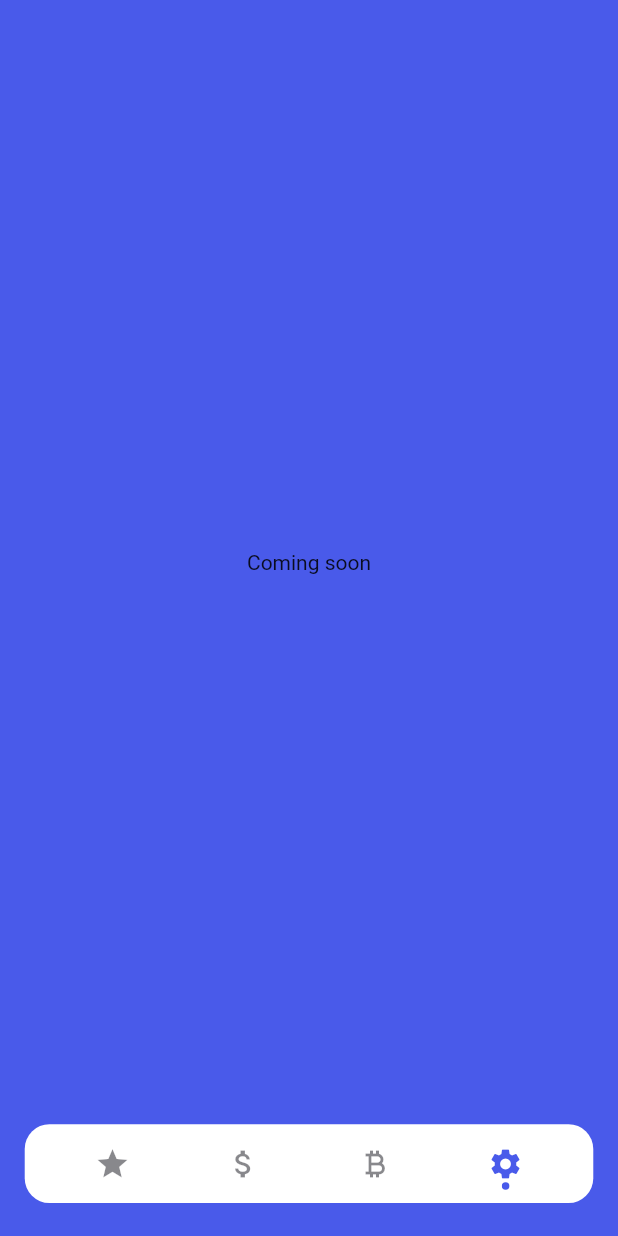
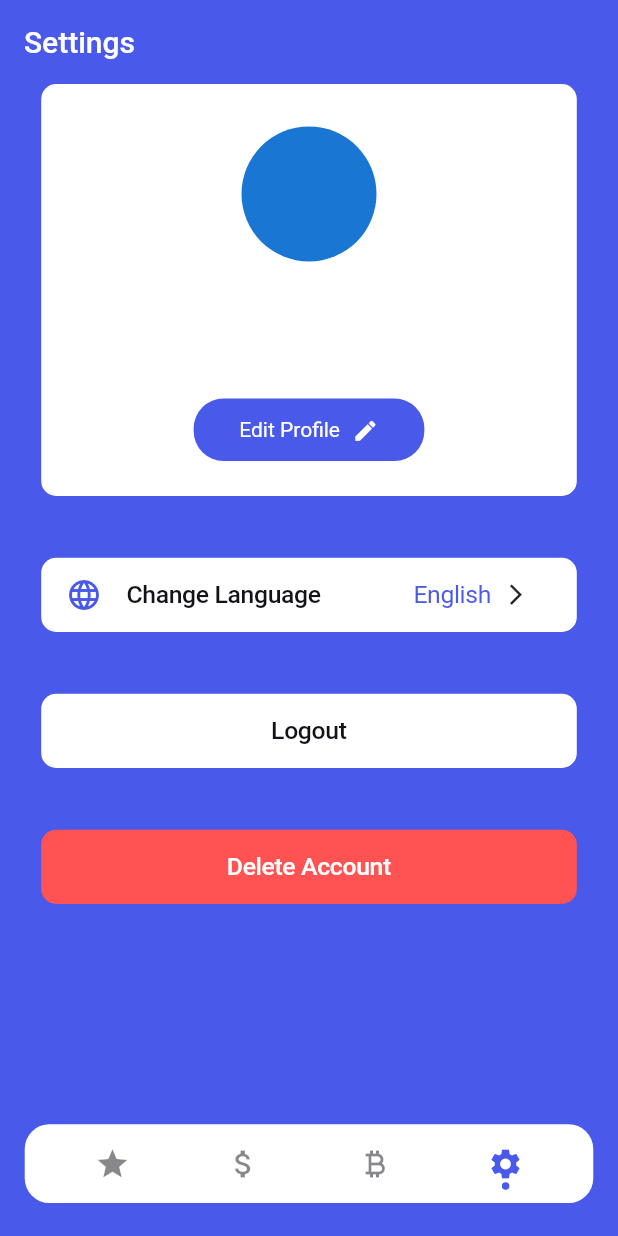
Before and after one commit to yagizdo/crypto_tracker_app, a Flutter app: the screen it shows once a user with an empty profile is signed in, item 4 of the bottom bar chosen, on a phone screen of 412 x 824 dp. Run offline on Flutter 3.47's test engine with Material 2 defaults, Android fonts, the phone set to English and light mode, and no system bars; drawn by our look-alikes of dot_navigation_bar; our stand-ins replace bloc, cloud_firestore, dio, easy_localization, firebase_auth, firebase_core and 6 more; missing offline and left inert: sign_button; accounts and stored records are empty; generated files the repository leaves out were written again; network calls fail.

Commit message:
added: Settings view

```diff
--- a/lib/utils/app_constants.dart
+++ b/lib/utils/app_constants.dart
@@ -1,5 +1,11 @@
 import 'package:crypto_tracker/utils/extensions/context_extension.dart';
 import 'package:flutter/material.dart';
+
+/// This is locale map for the app.
+final localesMap = {
+  'en': 'English',
+  'tr': 'Türkçe',
+};
 
 /// Screen-width %1
 SizedBox height1Per({required BuildContext context}) {
--- a/lib/utils/app_textstyles.dart
+++ b/lib/utils/app_textstyles.dart
@@ -92,4 +92,26 @@ class AppTextStyle {
       overflow: TextOverflow.ellipsis,
     );
   }
+
+
+  // Settings
+  static TextStyle settingsCardTitle({Color? titleColor}) {
+    return TextStyle(
+      color: titleColor ?? AppColors.blackBackground,
+      fontSize: 15.sp,
+      fontWeight: FontWeight.w500,
+      letterSpacing: -0.2.sp,
+      overflow: TextOverflow.ellipsis,
+    );
+  }
+
+  static TextStyle settingsCardLangCodeTxt() {
+    return TextStyle(
+      color: AppColors.blueBackground,
+      fontSize: 15.sp,
+      fontWeight: FontWeight.w400,
+      letterSpacing: -0.2.sp,
+      overflow: TextOverflow.ellipsis,
+    );
+  }
 }
--- a/lib/views/base_view.dart
+++ b/lib/views/base_view.dart
@@ -3,6 +3,7 @@ import 'dart:async';
 import 'package:crypto_tracker/services/navigation_service.dart';
 import 'package:crypto_tracker/views/currency_view.dart';
 import 'package:crypto_tracker/views/home_view.dart';
+import 'package:crypto_tracker/views/settings_view.dart';
 import 'package:crypto_tracker/widgets/main_widgets/main_layout.dart';
 import 'package:crypto_tracker/widgets/main_widgets/main_navbar.dart';
 import 'package:dot_navigation_bar/dot_navigation_bar.dart';
@@ -72,9 +73,7 @@ class _BaseViewState extends State<BaseView> {
           child: Text('Coming soon'),
         );
       case 3:
-        return const Center(
-          child: Text('Coming soon'),
-        );
+        return const SettingsView();
       default:
         return const HomeView();
     }
--- a/lib/views/home_view.dart
+++ b/lib/views/home_view.dart
@@ -21,7 +21,6 @@ class _HomeViewState extends State<HomeView> {
   @override
   Widget build(BuildContext context) {
     return MainLayout(
-      appBar: _buildHomeAppBar(),
       content: Center(
         child: Text(
           'Home',
@@ -30,32 +29,4 @@ class _HomeViewState extends State<HomeView> {
       ),
     );
   }
-
-  PreferredSizeWidget _buildHomeAppBar() {
-    return AppBar(
-      backgroundColor: Colors.transparent,
-      elevation: 0,
-      title: Text(
-        'Home',
-        style: TextStyle(
-          color: AppColors.white,
-          fontSize: 30.sp,
-          fontWeight: FontWeight.w600,
-        ),
-      ),
-      actions: [
-        Padding(
-          padding: EdgeInsets.only(right: 10.w),
-          child: TapWrapper(onTap: () async {
-            if (_authService.currentUser != null) {
-              await _authService.logout();
-              if (!mounted) return;
-              Navigator.pushReplacement(context, MaterialPageRoute(builder: (context) => OnboardingView()));
-
-            }
-          }, child: const Icon(Icons.logout)),
-        )
-      ],
-    );
-  }
 }
--- /dev/null
+++ b/lib/views/settings_view.dart
@@ -0,0 +1,23 @@
+import 'package:crypto_tracker/widgets/main_widgets/main_layout.dart';
+import 'package:crypto_tracker/widgets/settings/settings_content.dart';
+import 'package:flutter/material.dart';
+
+class SettingsView extends StatelessWidget {
+  const SettingsView({Key? key}) : super(key: key);
+
+  @override
+  Widget build(BuildContext context) {
+    return MainLayout(
+      appBar: _buildAppBar(),
+      content: SettingsContent(),
+    );
+  }
+
+  AppBar _buildAppBar() {
+    return AppBar(
+      backgroundColor: Colors.transparent,
+      elevation: 0,
+      title: const Text('Settings'),
+    );
+  }
+}
--- /dev/null
+++ b/lib/widgets/settings/settings_card.dart
@@ -0,0 +1,80 @@
+import 'package:crypto_tracker/utils/app_constants.dart';
+import 'package:crypto_tracker/utils/app_textstyles.dart';
+import 'package:crypto_tracker/widgets/main_widgets/tapWrapper.dart';
+import 'package:flutter/material.dart';
+import 'package:flutter_screenutil/flutter_screenutil.dart';
+
+import '../../utils/app_colors.dart';
+
+class SettingsCard extends StatelessWidget {
+  const SettingsCard({
+    Key? key,
+    required this.title,
+    required this.onTap,
+    this.content,
+    this.actionBtn,
+    this.isLoading = false,
+    this.backgroundColor,
+    this.icon,
+    this.isCenterText = false,
+    this.titleColor,
+  }) : super(key: key);
+  final String title;
+  final Widget? content;
+  final Widget? actionBtn;
+  final VoidCallback onTap;
+  final bool isCenterText;
+  final Widget? icon;
+  final bool isLoading;
+  final Color? titleColor;
+  final Color? backgroundColor;
+  @override
+  Widget build(BuildContext context) {
+    return TapWrapper(
+      onTap: onTap,
+      child: Padding(
+        padding: EdgeInsets.symmetric(horizontal: 25.w),
+        child: Container(
+          height: 45.w,
+          alignment: Alignment.center,
+          width: double.infinity,
+          decoration: BoxDecoration(
+            color: backgroundColor ?? AppColors.white,
+            borderRadius: BorderRadius.circular(10),
+          ),
+          child: Row(
+            mainAxisAlignment: isCenterText
+                ? MainAxisAlignment.center
+                : MainAxisAlignment.spaceBetween,
+            children: [
+              isLoading
+                  ? CircularProgressIndicator(
+                      color: titleColor,
+                    )
+                  : Row(
+                      mainAxisAlignment: MainAxisAlignment.spaceBetween,
+                      children: [
+                        isCenterText
+                            ? const SizedBox()
+                            : width4Per(context: context),
+                        icon ?? const SizedBox(),
+                        isCenterText
+                            ? const SizedBox()
+                            : width4Per(context: context),
+                        Text(title,
+                            style: AppTextStyle.settingsCardTitle(
+                                titleColor: titleColor)),
+                        isCenterText
+                            ? const SizedBox()
+                            : width15Per(context: context),
+                        content ?? const SizedBox()
+                      ],
+                    ),
+              actionBtn ?? const SizedBox(),
+            ],
+          ),
+        ),
+      ),
+    );
+  }
+}
--- /dev/null
+++ b/lib/widgets/settings/settings_content.dart
@@ -0,0 +1,161 @@
+import 'package:crypto_tracker/utils/app_colors.dart';
+import 'package:crypto_tracker/utils/app_constants.dart';
+import 'package:crypto_tracker/utils/app_textstyles.dart';
+import 'package:crypto_tracker/widgets/main_widgets/tapWrapper.dart';
+import 'package:crypto_tracker/widgets/settings/settings_card.dart';
+import 'package:easy_localization/easy_localization.dart';
+import 'package:flutter/material.dart';
+import 'package:flutter_screenutil/flutter_screenutil.dart';
+
+import '../../services/auth/auth_service.dart';
+import '../../services/locator.dart';
+import '../../views/onboarding_view.dart';
+
+class SettingsContent extends StatefulWidget {
+  SettingsContent({Key? key}) : super(key: key);
+
+  @override
+  State<SettingsContent> createState() => _SettingsContentState();
+}
+
+class _SettingsContentState extends State<SettingsContent> {
+  final AuthService _authService = getIt<AuthService>();
+  bool isLoading = false;
+
+  Future<void> _signOut() async {
+    setState(() {
+      isLoading = true;
+    });
+    if (_authService.currentUser != null) {
+      await _authService.logout();
+      if (!mounted) return;
+      Navigator.pushReplacement(
+          context, MaterialPageRoute(builder: (context) => OnboardingView()));
+    }
+    setState(() {
+      isLoading = false;
+    });
+  }
+
+  @override
+  Widget build(BuildContext context) {
+    return _buildSettingsCard();
+  }
+
+  Widget _buildSettingsCard() {
+    return Column(
+      mainAxisAlignment: MainAxisAlignment.start,
+      crossAxisAlignment: CrossAxisAlignment.start,
+      children: [
+        // Edit Profile
+        _buildEditProfileComp(),
+        height10Per(context: context),
+
+        // Language
+        SettingsCard(
+            title: 'Change Language',
+            icon: const Icon(
+              Icons.language,
+              color: AppColors.blueBackground,
+            ),
+            content: Row(
+              children: [
+                Text(
+                  localesMap[context.locale.languageCode] ?? 'English',
+                  style: AppTextStyle.settingsCardLangCodeTxt(),
+                ),
+                width2Per(context: context),
+                Icon(
+                  Icons.arrow_forward_ios,
+                  size: 15.w,
+                ),
+              ],
+            ),
+            onTap: () {}),
+        height10Per(context: context),
+
+        // Logout
+        SettingsCard(title: 'Logout', isCenterText: true, onTap: _signOut),
+        height10Per(context: context),
+
+        // Delete Account
+        SettingsCard(
+            title: 'Delete Account',
+            backgroundColor: Colors.redAccent,
+            isCenterText: true,
+            titleColor: AppColors.white,
+            onTap: () {}),
+      ],
+    );
+  }
+
+  Widget _buildEditProfileComp() {
+    return Padding(
+      padding: EdgeInsets.symmetric(horizontal: 25.w),
+      child: Container(
+        height: 250.w,
+        alignment: Alignment.center,
+        width: double.infinity,
+        decoration: BoxDecoration(
+          color: AppColors.white,
+          borderRadius: BorderRadius.circular(10),
+        ),
+        child: Column(
+          mainAxisAlignment: MainAxisAlignment.center,
+          children: [
+            const CircleAvatar(
+              radius: 50,
+              backgroundColor: Colors.white,
+              child: CircleAvatar(
+                radius: 45,
+              ),
+            ),
+            height4Per(context: context),
+            Text(
+              _authService.currentUser.displayName ?? 'User Name',
+              style: const TextStyle(
+                fontSize: 20,
+                fontWeight: FontWeight.bold,
+              ),
+            ),
+            height4Per(context: context),
+            Text(
+              _authService.currentUser?.email ?? 'No Data',
+              style: const TextStyle(
+                fontSize: 15,
+                fontWeight: FontWeight.w300,
+              ),
+            ),
+            height7Per(context: context),
+            TapWrapper(
+                onTap: () {},
+                child: Container(
+                  height: 38.w,
+                  width: 140.w,
+                  decoration: BoxDecoration(
+                    color: AppColors.blueBackground,
+                    borderRadius: BorderRadius.circular(20),
+                  ),
+                  child: Center(
+                      child: Row(
+                    mainAxisAlignment: MainAxisAlignment.center,
+                    children: [
+                      const Text(
+                        'Edit Profile',
+                        style: TextStyle(color: Colors.white),
+                      ),
+                      width2Per(context: context),
+                      Icon(
+                        Icons.edit,
+                        color: Colors.white,
+                        size: 16.w,
+                      ),
+                    ],
+                  )),
+                )),
+          ],
+        ),
+      ),
+    );
+  }
+}
```
